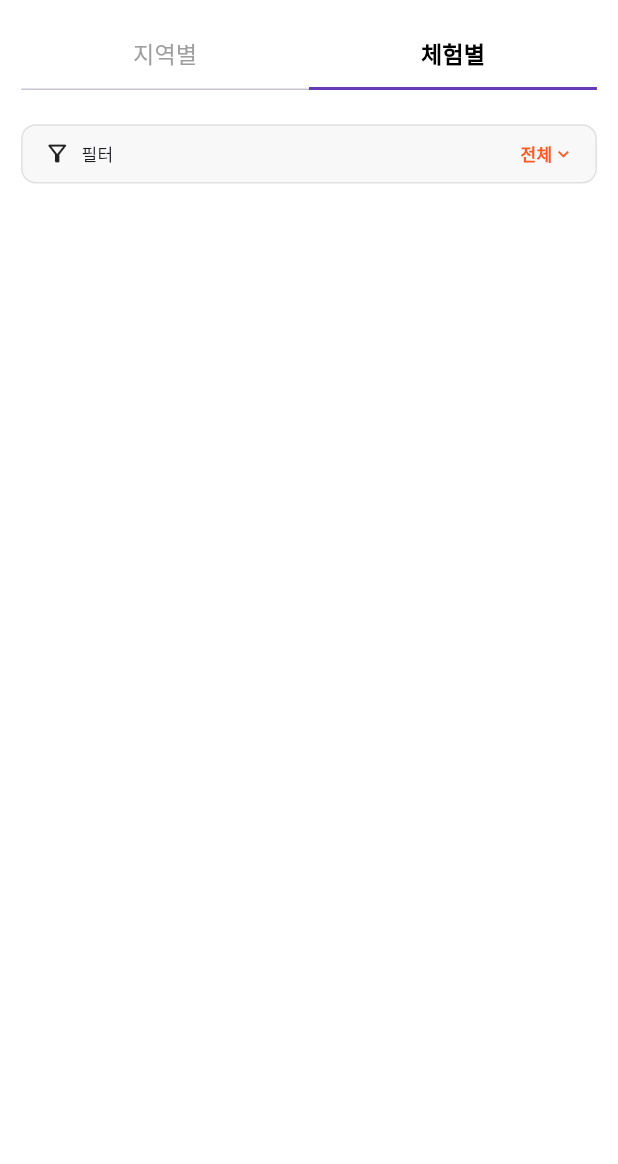
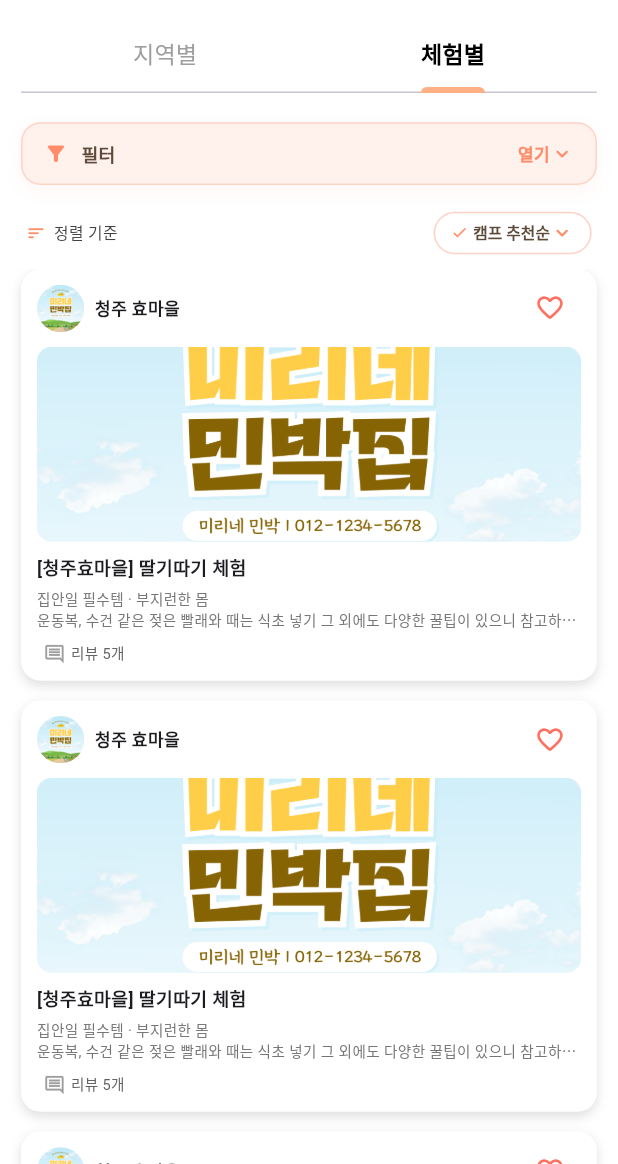
Before and after one commit to flat-dumplings/youthbuk, a Flutter app: the SearchPage screen opened directly, tab 2 chosen, on a phone screen of 412 x 824 dp, the part 72-1236 px from its top. Run offline on Flutter 3.47's test engine with Material 3 defaults, Android fonts, the phone set to English and light mode, and no system bars; our stand-ins replace cloud_firestore, country_picker, firebase_auth, firebase_core, flutter_dotenv, flutter_screenutil and 1 more; accounts and stored records are empty.

Commit message:
feat : 체험페이지 완성

```diff
--- a/lib/home/home_page.dart
+++ b/lib/home/home_page.dart
@@ -1,6 +1,5 @@
 import 'package:flutter/material.dart';
 import 'package:flutter_screenutil/flutter_screenutil.dart';
-import 'dart:async';
 
 import 'package:youthbuk/home/widgets/Image_category.dart';
 import 'package:youthbuk/home/widgets/banner_widget.dart';
--- a/lib/search/search_page.dart
+++ b/lib/search/search_page.dart
@@ -85,8 +85,9 @@ class _TabFilterPageState extends State<SearchPage>
           TabBar(
             padding: EdgeInsets.symmetric(horizontal: 16.w),
             controller: _mainTabController,
-            indicatorColor: Colors.deepPurple,
-            indicatorSize: TabBarIndicatorSize.tab,
+            indicatorColor: Color(0xFFFFB085), // 선택된 탭 아래 라인 색상
+            indicatorWeight: 4.0, // 👉 라인 두께 조절 (기본: 2.0)
+            indicatorSize: TabBarIndicatorSize.label,
             labelColor: Colors.black,
             unselectedLabelColor: Colors.grey,
             labelStyle: TextStyle(fontSize: 19.sp, fontWeight: FontWeight.bold),
--- /dev/null
+++ b/lib/search/widgets/filter.dart
@@ -0,0 +1,205 @@
+import 'package:flutter/material.dart';
+import 'package:flutter_screenutil/flutter_screenutil.dart';
+
+class Filter extends StatefulWidget {
+  const Filter({super.key});
+
+  @override
+  State<Filter> createState() => _FilterState();
+}
+
+class _FilterState extends State<Filter> {
+  final List<Map<String, String>> baseCategories = [
+    {'emoji': '🌐', 'label': '전체'},
+    {'emoji': '🌾', 'label': '농촌활동'},
+    {'emoji': '🎨', 'label': '체험'},
+    {'emoji': '🗺️', 'label': '관광'},
+    {'emoji': '💪', 'label': '건강'},
+    {'emoji': '🧵', 'label': '공예'},
+    {'emoji': '🍳', 'label': '요리'},
+    {'emoji': '🐞', 'label': '곤충 관찰'},
+    {'emoji': '🎣', 'label': '낚시'},
+    {'emoji': '🍱', 'label': '먹거리'},
+  ];
+
+  Set<int> selectedIndexes = {0};
+  bool isExpanded = false;
+
+  final Color themePrimary = const Color(0xFFFF8C69);
+  final Color themeBackground = const Color(0xFFFFF1EC);
+  final Color themeTextColor = const Color(0xFF5C4B3B);
+
+  @override
+  Widget build(BuildContext context) {
+    return Column(
+      crossAxisAlignment: CrossAxisAlignment.start,
+      children: [
+        if (!isExpanded) _buildCollapsedFilter(),
+        if (isExpanded) _buildExpandedFilter(),
+      ],
+    );
+  }
+
+  Widget _buildCollapsedFilter() {
+    return Container(
+      margin: EdgeInsets.symmetric(horizontal: 16.w, vertical: 6.h),
+      padding: EdgeInsets.symmetric(horizontal: 16.w, vertical: 14.h),
+      decoration: _boxDecoration(),
+      child: Row(
+        children: [
+          Icon(Icons.filter_alt_rounded, size: 20.sp, color: themePrimary),
+          SizedBox(width: 10.w),
+          Text(
+            '필터',
+            style: TextStyle(
+              fontSize: 15.sp,
+              fontWeight: FontWeight.bold,
+              color: themeTextColor,
+            ),
+          ),
+          const Spacer(),
+          InkWell(
+            onTap: () => setState(() => isExpanded = true),
+            borderRadius: BorderRadius.circular(20.r),
+            child: Row(
+              children: [
+                Text(
+                  '열기',
+                  style: TextStyle(
+                    fontSize: 14.sp,
+                    color: themePrimary,
+                    fontWeight: FontWeight.w600,
+                  ),
+                ),
+                Icon(
+                  Icons.expand_more_rounded,
+                  size: 20.sp,
+                  color: themePrimary,
+                ),
+              ],
+            ),
+          ),
+        ],
+      ),
+    );
+  }
+
+  Widget _buildExpandedFilter() {
+    return Container(
+      margin: EdgeInsets.symmetric(horizontal: 16.w, vertical: 6.h),
+      padding: EdgeInsets.symmetric(horizontal: 16.w, vertical: 14.h),
+      decoration: _boxDecoration(),
+      child: Column(
+        crossAxisAlignment: CrossAxisAlignment.start,
+        children: [
+          Row(
+            mainAxisAlignment: MainAxisAlignment.spaceBetween,
+            children: [
+              Row(
+                children: [
+                  Icon(
+                    Icons.filter_alt_rounded,
+                    size: 20.sp,
+                    color: themePrimary,
+                  ),
+                  SizedBox(width: 10.w),
+                  Text(
+                    '필터',
+                    style: TextStyle(
+                      fontSize: 15.sp,
+                      fontWeight: FontWeight.bold,
+                      color: themeTextColor,
+                    ),
+                  ),
+                ],
+              ),
+              InkWell(
+                onTap: () => setState(() => isExpanded = false),
+                child: Row(
+                  children: [
+                    Text(
+                      '접기',
+                      style: TextStyle(
+                        fontSize: 14.sp,
+                        color: themePrimary,
+                        fontWeight: FontWeight.w600,
+                      ),
+                    ),
+                    Icon(Icons.expand_less, size: 20.sp, color: themePrimary),
+                  ],
+                ),
+              ),
+            ],
+          ),
+          SizedBox(height: 14.h),
+          Wrap(
+            alignment: WrapAlignment.start,
+            spacing: 10.w,
+            runSpacing: 10.h,
+            children: List.generate(baseCategories.length, (i) {
+              final selected = selectedIndexes.contains(i);
+              return GestureDetector(
+                onTap:
+                    () => setState(() {
+                      if (i == 0) {
+                        selectedIndexes.clear();
+                        selectedIndexes.add(0);
+                      } else {
+                        selectedIndexes.remove(0);
+                        selectedIndexes.contains(i)
+                            ? selectedIndexes.remove(i)
+                            : selectedIndexes.add(i);
+                      }
+                    }),
+                child: AnimatedContainer(
+                  duration: Duration(milliseconds: 150),
+                  padding: EdgeInsets.symmetric(
+                    horizontal: 12.w,
+                    vertical: 8.h,
+                  ),
+                  decoration: BoxDecoration(
+                    color:
+                        selected ? themePrimary.withOpacity(0.1) : Colors.white,
+                    border: Border.all(
+                      color: selected ? themePrimary : Colors.grey.shade300,
+                      width: 1,
+                    ),
+                    borderRadius: BorderRadius.circular(30.r),
+                  ),
+                  child: Row(
+                    mainAxisSize: MainAxisSize.min,
+                    children: [
+                      Text(
+                        '${baseCategories[i]['emoji']} ${baseCategories[i]['label']}',
+                        style: TextStyle(
+                          color: selected ? themePrimary : Colors.black87,
+                          fontWeight: FontWeight.w500,
+                          fontSize: 13.sp,
+                        ),
+                      ),
+                    ],
+                  ),
+                ),
+              );
+            }),
+          ),
+        ],
+      ),
+    );
+  }
+
+  BoxDecoration _boxDecoration() {
+    return BoxDecoration(
+      color: themeBackground,
+      borderRadius: BorderRadius.circular(16.r),
+      boxShadow: [
+        BoxShadow(
+          color: themePrimary.withOpacity(0.08),
+          blurRadius: 10,
+          offset: const Offset(0, 4),
+        ),
+      ],
+      border: Border.all(color: themePrimary.withOpacity(0.3)),
+    );
+  }
+}
--- a/lib/search/widgets/search_activity_tab.dart
+++ b/lib/search/widgets/search_activity_tab.dart
@@ -1,6 +1,6 @@
-// search_activity_tab.dart
 import 'package:flutter/material.dart';
 import 'package:flutter_screenutil/flutter_screenutil.dart';
+import 'filter.dart';
 
 class SearchActivityTab extends StatefulWidget {
   const SearchActivityTab({super.key});
@@ -10,206 +10,236 @@ class SearchActivityTab extends StatefulWidget {
 }
 
 class _SearchActivityTabState extends State<SearchActivityTab> {
-  final List<String> baseCategories = ['전체', '케이크', '꽃다발', '주얼리'];
-  final List<String> extraFilters = [
-    '반려동물',
-    '디저트',
-    '핸드폰악세서리',
-    '토퍼',
-    '공예',
-    '드로잉',
-    '의류',
-    '10분',
-    '건강한 식단',
-    '단짠',
-    '플로리 낮은',
-  ];
+  final Color themePrimary = const Color(0xFFFF8C69);
+  final Color themeBackground = const Color(0xFFFFF1EC);
+  final Color themeTextColor = const Color(0xFF5C4B3B);
 
-  int selectedBaseIndex = 0;
-  Set<int> selectedExtraIndexes = {};
-  bool isExpanded = false;
+  final List<String> sortOptions = ['캠프 추천순', '최신순', '가격 낮은순', '가격 높은순'];
+  String selectedSort = '캠프 추천순';
+
+  List<bool> liked = List.generate(5, (_) => false);
 
   @override
   Widget build(BuildContext context) {
     return Column(
       crossAxisAlignment: CrossAxisAlignment.start,
       children: [
-        /// 👉 접힌 상태: 한 줄 필터 요약 UI
-        if (!isExpanded)
-          Container(
-            margin: EdgeInsets.symmetric(horizontal: 16.w, vertical: 10.h),
-            padding: EdgeInsets.symmetric(horizontal: 16.w, vertical: 12.h),
+        const Filter(),
+        SizedBox(height: 12.h),
+        _buildSortBar(),
+        SizedBox(height: 8.h),
+        Expanded(
+          child: ListView.builder(
+            padding: EdgeInsets.symmetric(horizontal: 16.w),
+            itemCount: 5,
+            itemBuilder: (context, index) {
+              return Container(
+                margin: EdgeInsets.only(bottom: 16.h),
+                padding: EdgeInsets.all(12.w),
                 decoration: BoxDecoration(
-              color: const Color(0xFFF8F8F8),
-              borderRadius: BorderRadius.circular(12.r),
-              border: Border.all(color: Colors.grey.shade300),
+                  color: Colors.white,
+                  borderRadius: BorderRadius.circular(16.r),
+                  boxShadow: [
+                    BoxShadow(
+                      color: Colors.black12,
+                      blurRadius: 6,
+                      offset: Offset(0, 3),
                     ),
+                  ],
+                ),
+                child: Column(
+                  crossAxisAlignment: CrossAxisAlignment.start,
+                  children: [
+                    Row(
+                      crossAxisAlignment: CrossAxisAlignment.center,
+                      children: [
+                        ClipRRect(
+                          borderRadius: BorderRadius.circular(30.r),
+                          child: Image.asset(
+                            'assets/images/test.png',
+                            width: 36.w,
+                            height: 36.w,
+                            fit: BoxFit.cover,
+                          ),
+                        ),
+                        SizedBox(width: 8.w),
+                        Expanded(
+                          child: Column(
+                            mainAxisAlignment: MainAxisAlignment.center,
+                            crossAxisAlignment: CrossAxisAlignment.start,
+                            children: [
+                              Text(
+                                '청주 효마을',
+                                style: TextStyle(
+                                  fontSize: 14.sp,
+                                  fontWeight: FontWeight.bold,
+                                ),
+                              ),
+                            ],
+                          ),
+                        ),
+                        Row(
+                          mainAxisSize: MainAxisSize.min,
+                          children: [
+                            GestureDetector(
+                              onTap: () {
+                                setState(() => liked[index] = !liked[index]);
+                              },
                               child: Row(
                                 children: [
-                const Icon(Icons.filter_alt_outlined, size: 18),
-                SizedBox(width: 8.w),
-                Text(
-                  '필터',
-                  style: TextStyle(
-                    fontSize: 14.sp,
-                    fontWeight: FontWeight.w500,
-                  ),
-                ),
-                const Spacer(),
-                InkWell(
-                  onTap: () => setState(() => isExpanded = true),
-                  child: Row(
-                    children: [
-                      Text(
-                        baseCategories[selectedBaseIndex],
-                        style: TextStyle(
-                          fontSize: 14.sp,
-                          color: Colors.deepOrange,
-                          fontWeight: FontWeight.w600,
-                        ),
-                      ),
                                   Icon(
-                        Icons.expand_more,
-                        size: 18.sp,
-                        color: Colors.deepOrange,
+                                    liked[index]
+                                        ? Icons.favorite
+                                        : Icons.favorite_outline_rounded,
+                                    size: 25.sp,
+                                    color: Color(0xFFFF6F61),
                                   ),
                                 ],
                               ),
                             ),
                           ],
                         ),
-          ),
-
-        /// 👉 펼친 상태: 상세 필터 UI
-        if (isExpanded)
-          Container(
-            margin: EdgeInsets.symmetric(horizontal: 16.w, vertical: 10.h),
-            padding: EdgeInsets.all(16.w),
-            decoration: BoxDecoration(
-              color: Colors.white,
-              borderRadius: BorderRadius.circular(16.r),
-              boxShadow: [
-                BoxShadow(
-                  color: Colors.black12.withOpacity(0.06),
-                  blurRadius: 12,
-                  offset: const Offset(0, 4),
-                ),
+                        SizedBox(width: 12.w),
                       ],
                     ),
-            child: Column(
-              crossAxisAlignment: CrossAxisAlignment.start,
+                    SizedBox(height: 12.h),
+                    Stack(
                       children: [
-                /// 제목 및 접기
-                Row(
-                  mainAxisAlignment: MainAxisAlignment.spaceBetween,
-                  children: [
-                    Row(
-                      children: [
-                        const Icon(Icons.filter_alt_outlined, size: 18),
-                        SizedBox(width: 6.w),
-                        Text(
-                          '필터',
-                          style: TextStyle(
-                            fontSize: 16.sp,
-                            fontWeight: FontWeight.bold,
+                        ClipRRect(
+                          borderRadius: BorderRadius.circular(12.r),
+                          child: Image.asset(
+                            'assets/images/test.png',
+                            width: double.infinity,
+                            height: 160.h,
+                            fit: BoxFit.cover,
                           ),
                         ),
                       ],
                     ),
-                    InkWell(
-                      onTap: () => setState(() => isExpanded = false),
-                      child: Row(
-                        children: [
+                    SizedBox(height: 10.h),
                     Text(
-                            '접기',
+                      '[청주효마을] 딸기따기 체험',
                       style: TextStyle(
-                              fontSize: 13.sp,
-                              color: Colors.deepOrange,
-                              fontWeight: FontWeight.w500,
+                        fontSize: 15.sp,
+                        fontWeight: FontWeight.w600,
                       ),
                     ),
+                    SizedBox(height: 6.h),
+                    Text(
+                      '집안일 필수템 · 부지런한 몸\n운동복, 수건 같은 젖은 빨래와 때는 식초 넣기 그 외에도 다양한 꿀팁이 있으니 참고하세요!',
+                      maxLines: 2,
+                      overflow: TextOverflow.ellipsis,
+                      style: TextStyle(
+                        fontSize: 12.sp,
+                        color: Colors.grey.shade600,
+                        height: 1.4,
+                      ),
+                    ),
+                    SizedBox(height: 10.h),
+                    Row(
+                      children: [
+                        SizedBox(width: 5.w),
                         Icon(
-                            Icons.expand_less,
+                          Icons.comment_outlined,
                           size: 18.sp,
-                            color: Colors.deepOrange,
+                          color: Colors.grey,
                         ),
-                        ],
+                        SizedBox(width: 4.w),
+                        Text(
+                          '리뷰 5개',
+                          style: TextStyle(
+                            fontSize: 12.sp,
+                            color: Colors.grey.shade700,
                           ),
                         ),
                       ],
                     ),
-                SizedBox(height: 12.h),
-
-                /// 기본 카테고리
-                Wrap(
-                  spacing: 10.w,
-                  runSpacing: 8.h,
-                  children: List.generate(baseCategories.length, (i) {
-                    final selected = selectedBaseIndex == i;
-                    return ChoiceChip(
-                      label: Text(baseCategories[i]),
-                      selected: selected,
-                      selectedColor: Colors.deepOrange,
-                      labelStyle: TextStyle(
-                        color: selected ? Colors.white : Colors.black87,
-                        fontWeight: FontWeight.w500,
+                  ],
                 ),
-                      backgroundColor: Colors.grey.shade100,
-                      shape: StadiumBorder(
-                        side: BorderSide(
-                          color:
-                              selected
-                                  ? Colors.deepOrange
-                                  : Colors.grey.shade300,
-                        ),
-                      ),
-                      onSelected: (_) {
-                        setState(() => selectedBaseIndex = i);
+              );
             },
-                    );
-                  }),
-                ),
-                SizedBox(height: 16.h),
-
-                /// 추가 필터 (인기 키워드)
-                Wrap(
-                  spacing: 10.w,
-                  runSpacing: 8.h,
-                  children: List.generate(extraFilters.length, (i) {
-                    final selected = selectedExtraIndexes.contains(i);
-                    return FilterChip(
-                      label: Text(extraFilters[i]),
-                      selected: selected,
-                      selectedColor: Colors.deepOrange.shade100,
-                      labelStyle: TextStyle(
-                        color: selected ? Colors.deepOrange : Colors.black87,
-                      ),
-                      shape: StadiumBorder(
-                        side: BorderSide(
-                          color:
-                              selected
-                                  ? Colors.deepOrange
-                                  : Colors.grey.shade300,
-                        ),
-                      ),
-                      backgroundColor: Colors.grey.shade100,
-                      onSelected: (val) {
-                        setState(() {
-                          if (val) {
-                            selectedExtraIndexes.add(i);
-                          } else {
-                            selectedExtraIndexes.remove(i);
-                          }
-                        });
-                      },
-                    );
-                  }),
-                ),
-                SizedBox(height: 20.h),
-              ],
           ),
         ),
       ],
     );
   }
+
+  Widget _buildSortBar() {
+    return Padding(
+      padding: EdgeInsets.symmetric(horizontal: 20.w, vertical: 4.h),
+      child: Row(
+        mainAxisAlignment: MainAxisAlignment.spaceBetween,
+        children: [
+          Row(
+            children: [
+              Icon(Icons.sort, size: 16.sp, color: themePrimary),
+              SizedBox(width: 6.w),
+              Text(
+                '정렬 기준',
+                style: TextStyle(
+                  fontSize: 13.sp,
+                  color: Colors.grey.shade800,
+                  fontWeight: FontWeight.w500,
+                ),
+              ),
+            ],
+          ),
+          Container(
+            height: 35.h,
+            padding: EdgeInsets.symmetric(horizontal: 12.w, vertical: 6.h),
+            decoration: BoxDecoration(
+              border: Border.all(color: themePrimary.withOpacity(0.4)),
+              borderRadius: BorderRadius.circular(30.r),
+              color: Colors.white,
+            ),
+            child: DropdownButtonHideUnderline(
+              child: DropdownButton<String>(
+                value: selectedSort,
+                icon: Icon(
+                  Icons.keyboard_arrow_down_rounded,
+                  size: 20.sp,
+                  color: themePrimary,
+                ),
+                dropdownColor: Colors.white,
+                borderRadius: BorderRadius.circular(12.r),
+                style: TextStyle(
+                  fontSize: 13.sp,
+                  fontWeight: FontWeight.w600,
+                  color: themeTextColor,
+                ),
+                onChanged: (value) {
+                  if (value != null) {
+                    setState(() => selectedSort = value);
                   }
+                },
+                items:
+                    sortOptions.map((option) {
+                      return DropdownMenuItem(
+                        value: option,
+                        child: SizedBox(
+                          height: 28.h,
+                          child: Row(
+                            children: [
+                              Icon(
+                                Icons.check,
+                                size: 14.sp,
+                                color:
+                                    option == selectedSort
+                                        ? themePrimary
+                                        : Colors.transparent,
+                              ),
+                              SizedBox(width: 4.w),
+                              Text(option),
+                            ],
+                          ),
+                        ),
+                      );
+                    }).toList(),
+              ),
+            ),
+          ),
+        ],
+      ),
+    );
+  }
+}
--- a/lib/search/widgets/search_region_tab.dart
+++ b/lib/search/widgets/search_region_tab.dart
@@ -89,14 +89,14 @@ class SearchRegionTab extends StatelessWidget {
                           region['name']!,
                           style: TextStyle(
                             fontWeight: FontWeight.bold,
-                            fontSize: 18.sp,
+                            fontSize: 16.sp,
                           ),
                         ),
                         Row(
                           children: [
                             const Icon(
                               Icons.check_circle,
-                              size: 18,
+                              size: 16,
                               color: Colors.brown,
                             ),
                             SizedBox(width: 4.w),
```
Also changed, not shown: assets/images/test.png (added). Lines whose indentation alone changed are shown as unchanged.
